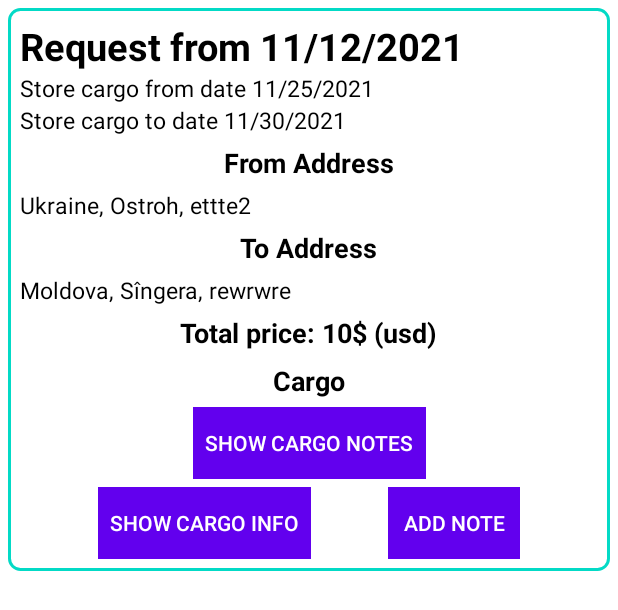
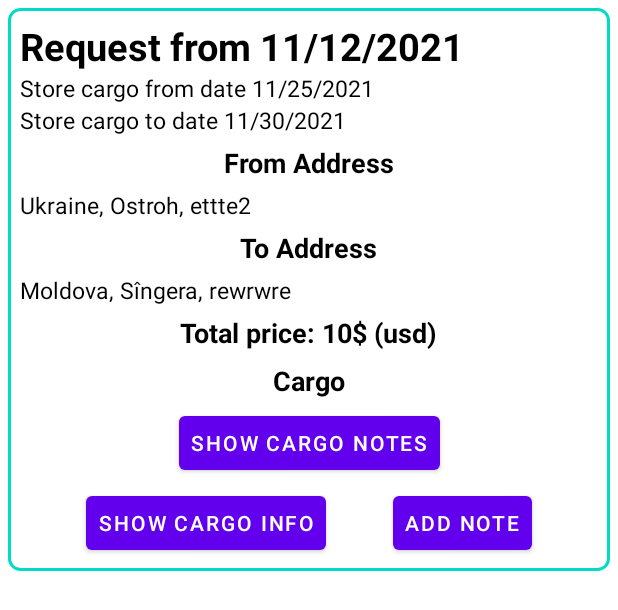
Before and after one commit to DimaMykhnevych/StoreAndDeliver.Mobile, an Android app: the layout cargo_request_row.xml on its own in the app's theme, with its tools: preview values and no code run, on a phone screen of 412 x 824 dp. Shown: the top 610 px of the screen. Run offline under Robolectric (Android 15) with nearby library versions, the phone set to English and light mode, and no system bars.

Commit message:
Change buttons styling

```diff
--- a/app/src/main/res/layout/cargo_request_row.xml
+++ b/app/src/main/res/layout/cargo_request_row.xml
@@ -126,42 +126,33 @@
 
     <com.google.android.material.button.MaterialButton
         android:id="@+id/show_cargo_notes"
-        style="?android:attr/borderlessButtonStyle"
         android:layout_width="wrap_content"
         android:layout_height="wrap_content"
         android:layout_marginTop="5dp"
-        android:background="@color/design_default_color_primary"
         android:padding="8dp"
         android:text="@string/show_cargo_notes"
-        android:textColor="@color/white"
         app:layout_constraintLeft_toLeftOf="parent"
         app:layout_constraintRight_toRightOf="parent"
         app:layout_constraintTop_toBottomOf="@id/cargo_header" />
 
     <com.google.android.material.button.MaterialButton
         android:id="@+id/show_cargo_info"
-        style="?android:attr/borderlessButtonStyle"
         android:layout_width="wrap_content"
         android:layout_height="wrap_content"
         android:layout_marginTop="5dp"
-        android:background="@color/design_default_color_primary"
         android:padding="8dp"
         android:text="@string/show_cargo_info"
-        android:textColor="@color/white"
         app:layout_constraintLeft_toLeftOf="parent"
         app:layout_constraintRight_toLeftOf="@id/add_cargo_note"
         app:layout_constraintTop_toBottomOf="@id/show_cargo_notes" />
 
     <com.google.android.material.button.MaterialButton
         android:id="@+id/add_cargo_note"
-        style="?android:attr/borderlessButtonStyle"
         android:layout_width="wrap_content"
         android:layout_height="wrap_content"
         android:layout_marginTop="5dp"
-        android:background="@color/design_default_color_primary"
         android:padding="8dp"
         android:text="@string/add_note"
-        android:textColor="@color/white"
         app:layout_constraintLeft_toRightOf="@id/show_cargo_info"
         app:layout_constraintRight_toRightOf="parent"
         app:layout_constraintTop_toBottomOf="@id/show_cargo_notes" />
```
